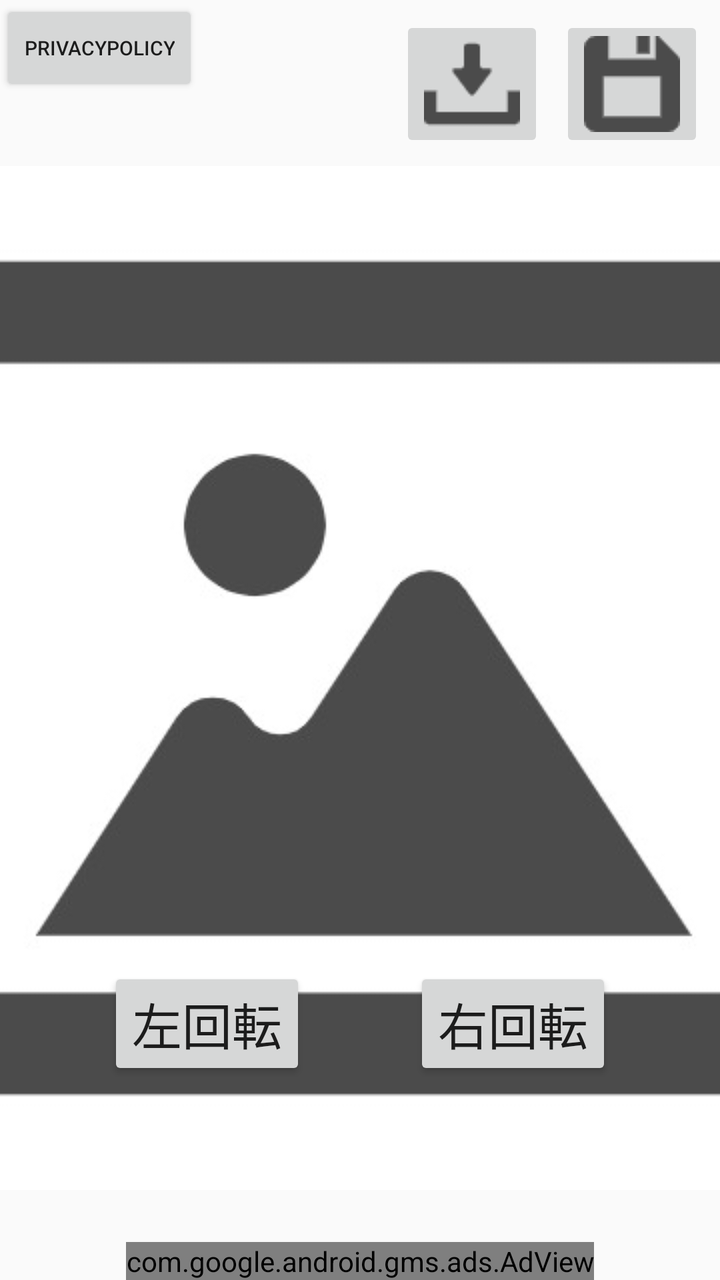
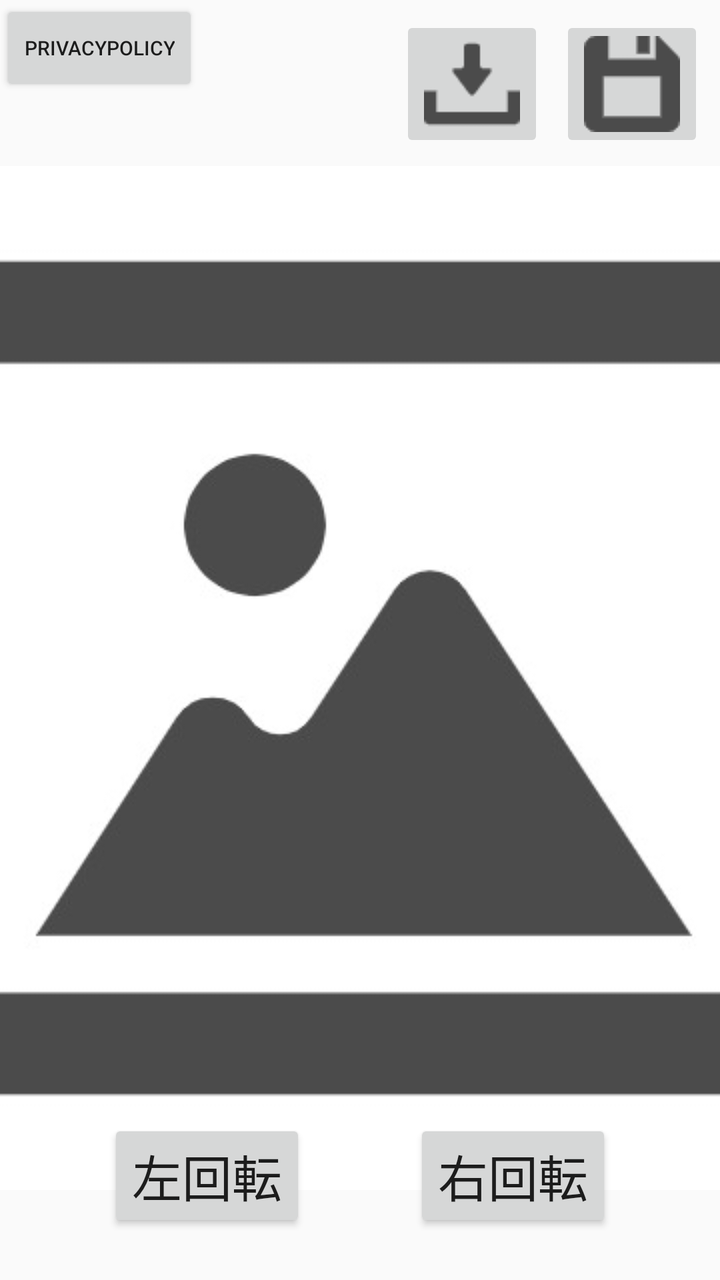

The first picture is an Android layout as it rendered before a commit; the second is the same layout after the commit. The layout source and the unified diff follow.
<!-- AndroidManifest.xml: application theme Theme.ImageRotateApplication -->
<!-- res/layout/activity_main.xml -->
<?xml version="1.0" encoding="utf-8"?>
<androidx.constraintlayout.widget.ConstraintLayout  xmlns:android="http://schemas.android.com/apk/res/android"
    xmlns:app="http://schemas.android.com/apk/res-auto"
    xmlns:tools="http://schemas.android.com/tools"
    android:layout_width="match_parent"
    android:layout_height="match_parent"
    xmlns:ads="http://schemas.android.com/apk/res-auto"
    tools:context=".MainActivity">


    <ImageView
        android:id="@+id/ResultView"
        android:layout_width="wrap_content"
        android:layout_height="wrap_content"
        android:layout_marginTop="7dp"
        android:scaleType="centerCrop"
        app:layout_constraintEnd_toEndOf="parent"
        app:layout_constraintStart_toStartOf="parent"
        app:layout_constraintTop_toBottomOf="@+id/saveButton"
        app:srcCompat="@drawable/picture_icon" />

    <ImageButton
        android:id="@+id/importButton"
        android:layout_width="wrap_content"
        android:layout_height="wrap_content"
        android:layout_marginTop="8dp"
        android:layout_marginEnd="8dp"
        android:onClick="importButton"
        android:src="@drawable/importbutton"
        app:layout_constraintEnd_toStartOf="@+id/saveButton"
        app:layout_constraintTop_toTopOf="parent" />

    <ImageButton
        android:id="@+id/saveButton"
        android:layout_width="wrap_content"
        android:layout_height="wrap_content"
        android:layout_marginTop="8dp"
        android:layout_marginEnd="8dp"
        android:onClick="saveButton"
        android:src="@drawable/savebutton"
        app:layout_constraintEnd_toEndOf="parent"
        app:layout_constraintTop_toTopOf="parent" />

    <Button
        android:id="@+id/rotateLeftButton"
        android:layout_width="wrap_content"
        android:layout_height="wrap_content"
        android:layout_marginBottom="100dp"
        android:onClick="rotateLeftButton"
        android:text="左回転"
        android:textSize="25sp"
        app:layout_constraintBottom_toBottomOf="parent"
        app:layout_constraintEnd_toStartOf="@id/rotateRightButton"
        app:layout_constraintStart_toStartOf="parent" />

    <Button
        android:id="@+id/rotateRightButton"
        android:layout_width="wrap_content"
        android:layout_height="wrap_content"
        android:layout_marginBottom="100dp"
        android:onClick="rotateRightButton"
        android:text="右回転"
        android:textSize="25sp"
        app:layout_constraintBottom_toBottomOf="parent"
        app:layout_constraintEnd_toEndOf="parent"
        app:layout_constraintStart_toEndOf="@+id/rotateLeftButton" />

    <Button
        android:id="@+id/privacyButton"
        android:layout_width="wrap_content"
        android:layout_height="wrap_content"
        android:text="privacypolicy"
        android:textSize="10sp"
        android:onClick="goPrivacyActivity"
        app:layout_constraintStart_toStartOf="parent"
        app:layout_constraintTop_toTopOf="parent" />

    <com.google.android.gms.ads.AdView
        android:id="@+id/adView"
        android:layout_width="wrap_content"
        android:layout_height="wrap_content"
        app:layout_constraintBottom_toBottomOf="parent"
        app:layout_constraintEnd_toEndOf="parent"
        ads:adSize="BANNER"
        ads:adUnitId="ca-app-pub-2742833893230662/8909430659"
        app:layout_constraintStart_toStartOf="parent" />


</androidx.constraintlayout.widget.ConstraintLayout>
<!-- resources referenced by this layout -->
<resources>
  <!-- drawable importbutton: png bitmap (drawable, 675 bytes) -->
  <!-- drawable picture_icon: jpeg bitmap (drawable, 11058 bytes) -->
  <!-- drawable savebutton: png bitmap (drawable, 595 bytes) -->
  <style name="Theme.ImageRotateApplication" parent="Theme.AppCompat.Light.NoActionBar">
          
          <item name="colorPrimary">@color/purple_500</item>
          <item name="colorPrimaryDark">@color/purple_700</item>
          <item name="colorAccent">@color/teal_200</item>
          
      </style>
  <color name="purple_500">#FF6200EE</color>
  <color name="purple_700">#FF3700B3</color>
  <color name="teal_200">#FF03DAC5</color>
</resources>

<!-- the commit's change to res/layout/activity_main.xml (unified diff, before → after) -->
@@ -45,7 +45,7 @@
         android:id="@+id/rotateLeftButton"
         android:layout_width="wrap_content"
         android:layout_height="wrap_content"
-        android:layout_marginBottom="100dp"
+        android:layout_marginBottom="24dp"
         android:onClick="rotateLeftButton"
         android:text="左回転"
         android:textSize="25sp"
@@ -57,7 +57,7 @@
         android:id="@+id/rotateRightButton"
         android:layout_width="wrap_content"
         android:layout_height="wrap_content"
-        android:layout_marginBottom="100dp"
+        android:layout_marginBottom="24dp"
         android:onClick="rotateRightButton"
         android:text="右回転"
         android:textSize="25sp"
@@ -75,15 +75,5 @@
         app:layout_constraintStart_toStartOf="parent"
         app:layout_constraintTop_toTopOf="parent" />
 
-    <com.google.android.gms.ads.AdView
-        android:id="@+id/adView"
-        android:layout_width="wrap_content"
-        android:layout_height="wrap_content"
-        app:layout_constraintBottom_toBottomOf="parent"
-        app:layout_constraintEnd_toEndOf="parent"
-        ads:adSize="BANNER"
-        ads:adUnitId="ca-app-pub-2742833893230662/8909430659"
-        app:layout_constraintStart_toStartOf="parent" />
-
 
 </androidx.constraintlayout.widget.ConstraintLayout>
